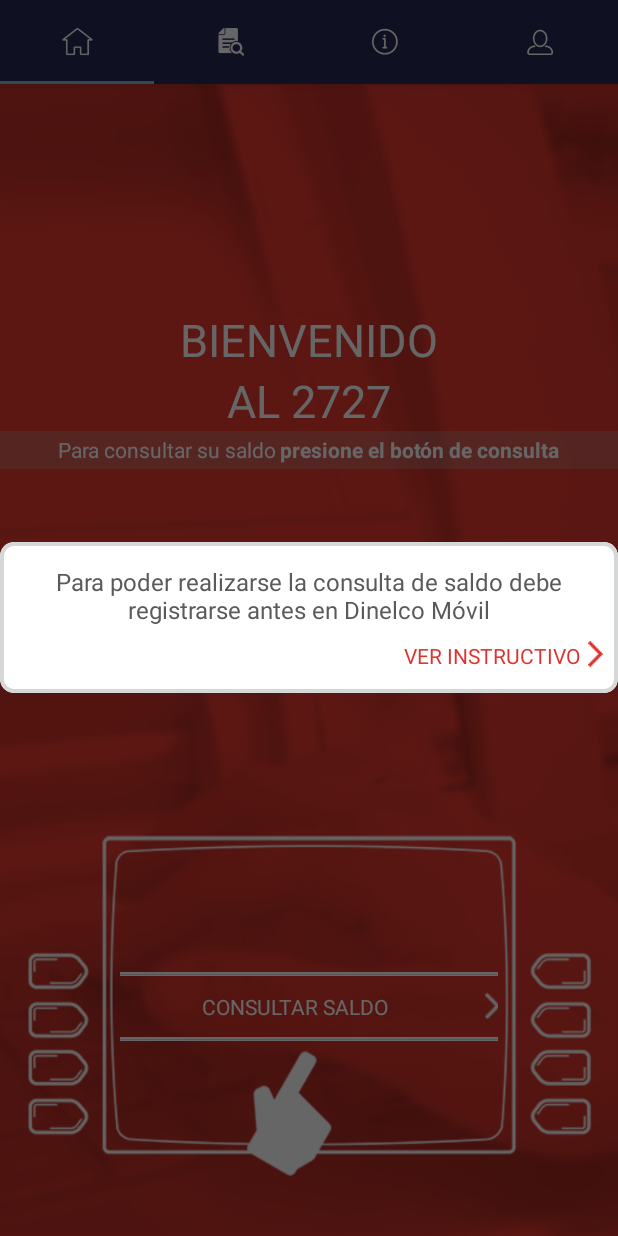
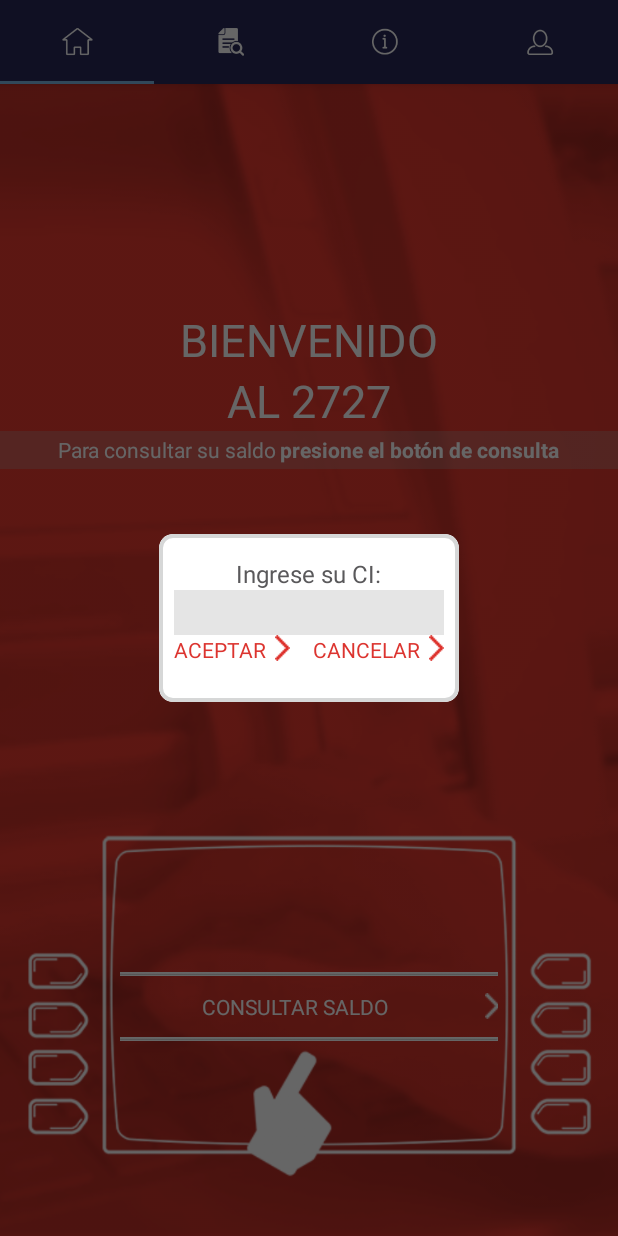
Before and after one commit to manununhez/2727, an Android app: the MainActivity screen opened directly, with no data from a screen before it, after a tap on "CONSULTAR SALDO", on a phone screen of 412 x 824 dp. Run offline under Robolectric (Android 15) with nearby library versions, the phone set to English and light mode, and no system bars; libraries missing offline, so code that uses them is left out: com.daimajia.slider, com.squareup.okhttp; 1 statement that could not run was skipped.

Commit message:
Agregado dialog para ingreso de CI. Logica de control de subscripcion

```diff
--- a/app/src/main/java/com/cibersons/app2727/Fragment/MainFragment.java
+++ b/app/src/main/java/com/cibersons/app2727/Fragment/MainFragment.java
@@ -3,13 +3,16 @@ package com.cibersons.app2727.fragment;
 import android.app.Activity;
 import android.app.Dialog;
 import android.content.Context;
+import android.content.SharedPreferences;
 import android.os.Bundle;
 import android.support.annotation.Nullable;
 import android.support.v4.app.Fragment;
+import android.util.Log;
 import android.view.LayoutInflater;
 import android.view.View;
 import android.view.ViewGroup;
 import android.view.Window;
+import android.widget.EditText;
 import android.widget.LinearLayout;
 
 import com.cibersons.app2727.R;
@@ -93,9 +96,36 @@ public class MainFragment extends Fragment {
             @Override
             public void onClick(View v) {
 
+                final SharedPreferences sharedPref = getActivity().getSharedPreferences(getString(R.string.prefs_name),Context.MODE_PRIVATE);
+                String ci = sharedPref.getString(getString(R.string.save_ci),  getString(R.string.default_value));
+                String celular = sharedPref.getString(getString(R.string.save_tel),  getString(R.string.default_value));
+                Log.i("INFOCI",ci);
+                Log.i("INFOCELULAr",celular);
+                if(ci.equals(getString(R.string.default_value))){
+                    //enviar SMS
+                    dialog.setContentView(R.layout.custom_dialog_ingreso_ci);
+                    final EditText etCI = (EditText) dialog.findViewById(R.id.etCI);
+                    final LinearLayout btnAceptar = (LinearLayout) dialog.findViewById(R.id.btn_aceptar);
+                    final LinearLayout btnCancelar = (LinearLayout) dialog.findViewById(R.id.btn_cancelar);
+                    btnAceptar.setOnClickListener(new View.OnClickListener() {
+                        @Override
+                        public void onClick(View view) {
+                            SharedPreferences.Editor editor = sharedPref.edit();
+                            editor.putString(getString(R.string.save_ci), etCI.getText().toString());
+                            editor.commit();
+                            dialog.dismiss();
+                        }
+                    });
+
+                    btnCancelar.setOnClickListener(new View.OnClickListener() {
+                        @Override
+                        public void onClick(View view) {
+                            dialog.dismiss();
+                        }
+                    });
+
+                }else{
                     dialog.setContentView(R.layout.custom_dialog);
-                dialog.getWindow().setBackgroundDrawableResource(android.R.color.transparent);
-
                     final LinearLayout dialogButton = (LinearLayout) dialog.findViewById(R.id.btn_dialog);
                     dialogButton.setOnClickListener(new View.OnClickListener() {
                         @Override
@@ -105,7 +135,9 @@ public class MainFragment extends Fragment {
                             dialog.dismiss();
                         }
                     });
+                }
 
+                dialog.getWindow().setBackgroundDrawableResource(android.R.color.transparent);
                 dialog.show();
 
 //                String number = "0982484860";
--- a/app/src/main/java/com/cibersons/app2727/Fragment/PerfilFragment.java
+++ b/app/src/main/java/com/cibersons/app2727/Fragment/PerfilFragment.java
@@ -76,11 +76,6 @@ public class PerfilFragment extends Fragment {
                         @Override
                         public void onResponse(Response response) throws IOException {
                             Context context = getActivity().getApplicationContext();
-                            SharedPreferences sharedPref = context.getSharedPreferences(
-                                    getString(R.string.prefs_name), Context.MODE_PRIVATE);
-
-                            SharedPreferences.Editor editor = sharedPref.edit();
-
 
                             String responseStr = response.body().string();
                             getActivity().runOnUiThread(new Runnable() {
@@ -91,14 +86,19 @@ public class PerfilFragment extends Fragment {
                             });
                             Log.i("DEBUG", "SUCESS!!");
                             Log.i("DEBUG", responseStr);
+                            SharedPreferences sharedPref = context.getSharedPreferences(
+                                    getString(R.string.prefs_name), Context.MODE_PRIVATE);
+                            SharedPreferences.Editor editor = sharedPref.edit();
+                            Log.i("VAlues",etNroDocumento.getText().toString());
+                            Log.i("VAlues",etNroCelular.getText().toString());
+                            editor.putString(getString(R.string.save_ci), etNroDocumento.getText().toString() );
+                            editor.putString(getString(R.string.save_tel), etNroCelular.getText().toString() );
+                            editor.commit();
                             try {
                                 JSONObject jsonObject = new JSONObject(responseStr);
                                 Gson gson = new Gson();
 
                                 userResponse = gson.fromJson(String.valueOf(jsonObject), UserResponse.class);
-                                editor.putString(getString(R.string.save_ci), etNroDocumento.getText().toString() );
-                                editor.putString(getString(R.string.save_tel), etNroCelular.getText().toString() );
-                                editor.commit();
 
                                 Log.d("DEBUG", userResponse.toString());
                             } catch (JSONException e) {
--- a/app/src/main/java/com/cibersons/app2727/MainActivity.java
+++ b/app/src/main/java/com/cibersons/app2727/MainActivity.java
@@ -139,16 +139,16 @@ public class MainActivity extends AppCompatActivity  implements MainFragment.OnH
     @Override
     public void onSelectedInstructivo(int pressed) {
         if (pressed == 1) {
-            SharedPreferences sharedPref = getSharedPreferences(getString(R.string.prefs_name),Context.MODE_PRIVATE);
-            String ci = sharedPref.getString(getString(R.string.save_ci),  getString(R.string.default_value));
-            String celular = sharedPref.getString(getString(R.string.save_tel),  getString(R.string.default_value));
-            if(!ci.equals(getString(R.string.default_value))){
-                //enviar SMS
-            }else{
+//            SharedPreferences sharedPref = getSharedPreferences(getString(R.string.prefs_name),Context.MODE_PRIVATE);
+//            String ci = sharedPref.getString(getString(R.string.save_ci),  getString(R.string.default_value));
+//            String celular = sharedPref.getString(getString(R.string.save_tel),  getString(R.string.default_value));
+//            if(!ci.equals(getString(R.string.default_value))){
+//                //enviar SMS
+//            }else{
                 pager.setCurrentItem(2);
-            }
-            Log.i("INFOCI",ci);
-            Log.i("INFOCELULAr",celular);
+//            }
+//            Log.i("INFOCI",ci);
+//            Log.i("INFOCELULAr",celular);
         }
     }
 
--- a/app/src/main/java/com/cibersons/app2727/comm/CommReq.java
+++ b/app/src/main/java/com/cibersons/app2727/comm/CommReq.java
@@ -4,8 +4,8 @@ package com.cibersons.app2727.comm;
  * Created by manunez on 24/09/2015.
  */
 public class CommReq {
-    public static String BASE_URL = "http://192.168.1.157/wsBepsa/wsBepsaInfo.php";
-//    public static String BASE_URL = "http://45.33.12.78/cbsApp/cbsAppMain.php";
+//    public static String BASE_URL = "http://192.168.1.157/wsBepsa/wsBepsaInfo.php";
+    public static String BASE_URL = "http://45.33.12.78/cbsApp/cbsAppMain.php";
 
     //USER
     public static final String GET_USER = "getUser";
--- /dev/null
+++ b/app/src/main/res/layout/custom_dialog_ingreso_ci.xml
@@ -0,0 +1,90 @@
+<?xml version="1.0" encoding="utf-8"?>
+
+<android.support.v7.widget.CardView xmlns:android="http://schemas.android.com/apk/res/android"
+    xmlns:app="http://schemas.android.com/apk/res-auto"
+    android:id="@+id/card_view"
+    android:layout_width="match_parent"
+    android:layout_height="wrap_content"
+    android:layout_gravity="center_horizontal"
+    app:cardBackgroundColor="@android:color/white"
+    app:cardCornerRadius="9dp"
+    app:cardElevation="0dp"
+    app:cardPreventCornerOverlap="false">
+
+    <LinearLayout
+        android:id="@+id/llText"
+        android:layout_width="match_parent"
+        android:layout_height="match_parent"
+        android:background="@drawable/roundedrectangle"
+        android:gravity="center_horizontal|center_vertical"
+        android:orientation="vertical"
+        android:paddingBottom="15dp"
+        android:paddingTop="15dp">
+
+        <TextView
+            android:id="@android:id/text1"
+            android:layout_width="wrap_content"
+            android:layout_height="wrap_content"
+            android:gravity="center"
+            android:text="Ingrese su CI:"
+            android:textAppearance="?attr/textAppearanceListItem"
+            android:textColor="@color/button_material_dark" />
+
+        <EditText
+            android:id="@+id/etCI"
+            android:layout_width="match_parent"
+            android:layout_height="30dp"
+            android:textCursorDrawable="@null"
+            android:background="@android:color/darker_gray"/>
+
+        <LinearLayout
+            android:layout_width="wrap_content"
+            android:layout_height="wrap_content"
+            android:orientation="horizontal">
+            <LinearLayout
+                android:id="@+id/btn_aceptar"
+                android:layout_width="wrap_content"
+                android:layout_height="wrap_content"
+                android:layout_gravity="right"
+                android:layout_marginTop="10dp">
+
+                <TextView
+                    android:layout_width="wrap_content"
+                    android:layout_height="wrap_content"
+                    android:text="ACEPTAR"
+                    android:textColor="@color/redapp27" />
+
+                <ImageView
+                    android:layout_width="wrap_content"
+                    android:layout_height="wrap_content"
+                    android:layout_marginLeft="5dp"
+                    android:src="@drawable/menu_item_arrow_red" />
+            </LinearLayout>
+
+            <LinearLayout
+                android:id="@+id/btn_cancelar"
+                android:layout_width="wrap_content"
+                android:layout_height="wrap_content"
+                android:layout_marginLeft="15dp"
+                android:layout_gravity="right"
+                android:layout_marginTop="10dp">
+
+                <TextView
+                    android:layout_width="wrap_content"
+                    android:layout_height="wrap_content"
+                    android:text="CANCELAR"
+                    android:textColor="@color/redapp27" />
+
+                <ImageView
+                    android:layout_width="wrap_content"
+                    android:layout_height="wrap_content"
+                    android:layout_marginLeft="5dp"
+                    android:src="@drawable/menu_item_arrow_red" />
+            </LinearLayout>
+        </LinearLayout>
+
+
+    </LinearLayout>
+
+
+</android.support.v7.widget.CardView>
```
Also changed, not shown: 1 other file. Lines whose indentation alone changed are shown as unchanged.
